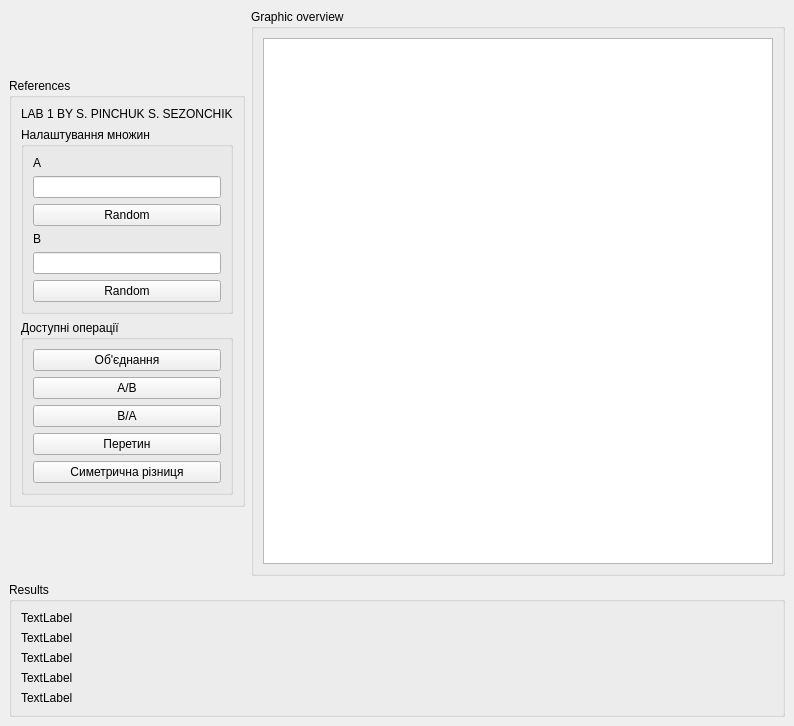
First picture: the form in mainwindow.ui, repository Magnus07/kdm-lab1, before the edit.
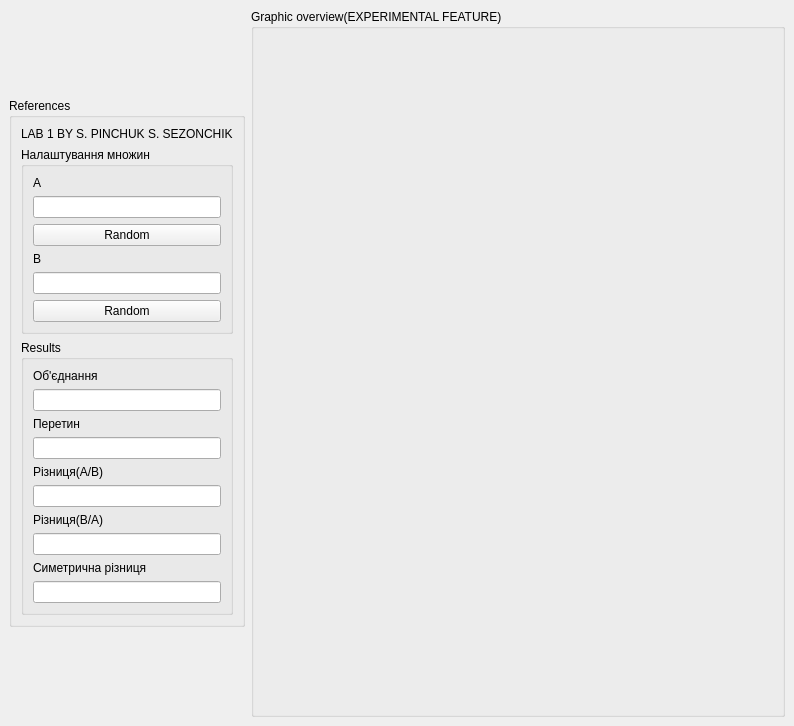
Second picture: the form after the edit.

Commit message: Add graphic overview functionality Change ui Refactoring

The edit to the form file:
```diff
--- a/mainwindow.ui
+++ b/mainwindow.ui
@@ -12,8 +12,8 @@
   </property>
   <property name="minimumSize">
    <size>
-    <width>670</width>
-    <height>670</height>
+    <width>794</width>
+    <height>726</height>
    </size>
   </property>
   <property name="windowTitle">
@@ -21,6 +21,65 @@
   </property>
   <widget class="QWidget" name="centralwidget">
    <layout class="QGridLayout" name="gridLayout_2">
+    <item row="0" column="1">
+     <widget class="QGroupBox" name="groupBox_2">
+      <property name="sizePolicy">
+       <sizepolicy hsizetype="Expanding" vsizetype="Expanding">
+        <horstretch>0</horstretch>
+        <verstretch>0</verstretch>
+       </sizepolicy>
+      </property>
+      <property name="title">
+       <string>Graphic overview(EXPERIMENTAL FEATURE)</string>
+      </property>
+      <widget class="QPushButton" name="pushButton">
+       <property name="geometry">
+        <rect>
+         <x>0</x>
+         <y>30</y>
+         <width>0</width>
+         <height>100</height>
+        </rect>
+       </property>
+       <property name="styleSheet">
+        <string notr="true">border-radius:150px;
+background-color: rgb(115, 210, 22);</string>
+       </property>
+       <property name="text">
+        <string>A</string>
+       </property>
+      </widget>
+      <widget class="QPushButton" name="pushButton_2">
+       <property name="geometry">
+        <rect>
+         <x>0</x>
+         <y>30</y>
+         <width>0</width>
+         <height>100</height>
+        </rect>
+       </property>
+       <property name="sizePolicy">
+        <sizepolicy hsizetype="Minimum" vsizetype="Fixed">
+         <horstretch>0</horstretch>
+         <verstretch>0</verstretch>
+        </sizepolicy>
+       </property>
+       <property name="styleSheet">
+        <string notr="true">border-radius:150px;
+background-color: rgb(52, 101, 164);</string>
+       </property>
+       <property name="inputMethodHints">
+        <set>Qt::ImhNone</set>
+       </property>
+       <property name="text">
+        <string>B</string>
+       </property>
+       <property name="checkable">
+        <bool>false</bool>
+       </property>
+      </widget>
+     </widget>
+    </item>
     <item row="0" column="0">
      <widget class="QGroupBox" name="groupBox">
       <property name="enabled">
@@ -95,118 +154,65 @@
        <item>
         <widget class="QGroupBox" name="groupBox_5">
          <property name="title">
-          <string>Доступні операції</string>
+          <string>Results</string>
          </property>
          <layout class="QVBoxLayout" name="verticalLayout_5">
           <item>
-           <widget class="QPushButton" name="pushButton_8">
+           <widget class="QLabel" name="label_2">
             <property name="text">
              <string>Об'єднання</string>
             </property>
            </widget>
           </item>
           <item>
-           <widget class="QPushButton" name="pushButton_9">
-            <property name="text">
-             <string>A/B</string>
-            </property>
-           </widget>
+           <widget class="QLineEdit" name="lineEdit_3"/>
           </item>
           <item>
-           <widget class="QPushButton" name="pushButton_10">
-            <property name="text">
-             <string>B/A</string>
-            </property>
-           </widget>
-          </item>
-          <item>
-           <widget class="QPushButton" name="pushButton_11">
+           <widget class="QLabel" name="label_3">
             <property name="text">
              <string>Перетин</string>
             </property>
            </widget>
           </item>
           <item>
-           <widget class="QPushButton" name="pushButton_12">
+           <widget class="QLineEdit" name="lineEdit_4"/>
+          </item>
+          <item>
+           <widget class="QLabel" name="label_4">
+            <property name="text">
+             <string>Різниця(A/B)</string>
+            </property>
+           </widget>
+          </item>
+          <item>
+           <widget class="QLineEdit" name="lineEdit_5"/>
+          </item>
+          <item>
+           <widget class="QLabel" name="label_5">
+            <property name="text">
+             <string>Різниця(B/A)</string>
+            </property>
+           </widget>
+          </item>
+          <item>
+           <widget class="QLineEdit" name="lineEdit_6"/>
+          </item>
+          <item>
+           <widget class="QLabel" name="label_8">
             <property name="text">
              <string>Симетрична різниця</string>
             </property>
            </widget>
           </item>
+          <item>
+           <widget class="QLineEdit" name="lineEdit_7"/>
+          </item>
          </layout>
         </widget>
        </item>
       </layout>
      </widget>
     </item>
-    <item row="0" column="1">
-     <widget class="QGroupBox" name="groupBox_2">
-      <property name="sizePolicy">
-       <sizepolicy hsizetype="Expanding" vsizetype="Expanding">
-        <horstretch>0</horstretch>
-        <verstretch>0</verstretch>
-       </sizepolicy>
-      </property>
-      <property name="title">
-       <string>Graphic overview</string>
-      </property>
-      <layout class="QGridLayout" name="gridLayout">
-       <item row="0" column="0">
-        <widget class="QGraphicsView" name="graphicsView"/>
-       </item>
-      </layout>
-     </widget>
-    </item>
-    <item row="1" column="0" colspan="2">
-     <widget class="QGroupBox" name="groupBox_3">
-      <property name="sizePolicy">
-       <sizepolicy hsizetype="Preferred" vsizetype="Fixed">
-        <horstretch>0</horstretch>
-        <verstretch>0</verstretch>
-       </sizepolicy>
-      </property>
-      <property name="title">
-       <string>Results</string>
-      </property>
-      <layout class="QVBoxLayout" name="verticalLayout_2">
-       <item>
-        <widget class="QLabel" name="label_2">
-         <property name="text">
-          <string>TextLabel</string>
-         </property>
-        </widget>
-       </item>
-       <item>
-        <widget class="QLabel" name="label_3">
-         <property name="text">
-          <string>TextLabel</string>
-         </property>
-        </widget>
-       </item>
-       <item>
-        <widget class="QLabel" name="label_4">
-         <property name="text">
-          <string>TextLabel</string>
-         </property>
-        </widget>
-       </item>
-       <item>
-        <widget class="QLabel" name="label_5">
-         <property name="text">
-          <string>TextLabel</string>
-         </property>
-        </widget>
-       </item>
-       <item>
-        <widget class="QLabel" name="label_8">
-         <property name="text">
-          <string>TextLabel</string>
-         </property>
-        </widget>
-       </item>
-      </layout>
-     </widget>
-    </item>
    </layout>
    <zorder>groupBox</zorder>
    <zorder>groupBox_3</zorder>
```
Left out of the diff: 3 changed lines with no effect on the pictures. The commit also changes 2 other files.
